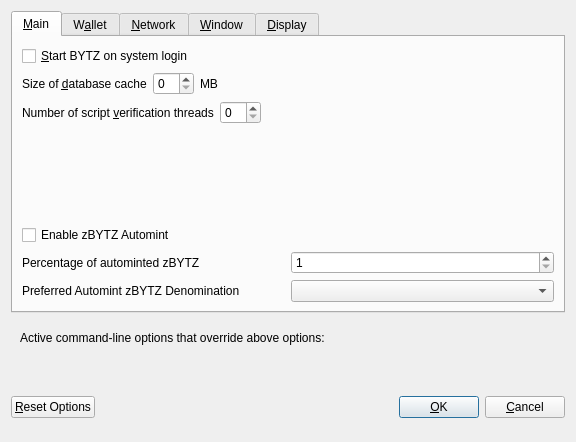
Above: src/qt/forms/optionsdialog.ui from bytzcurrency/BYTZ-v0.1 before the change. Below: the same form after it.
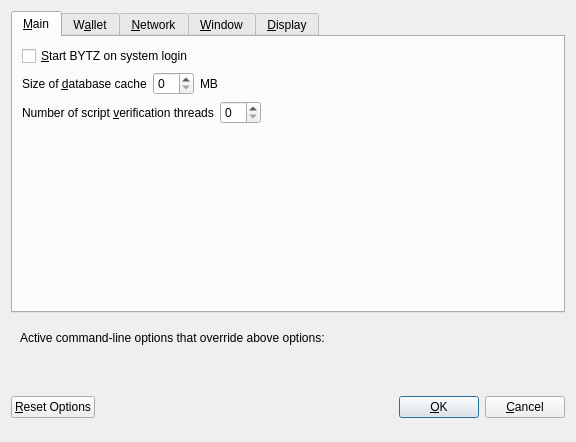
That is the form after the change. Custom widgets are drawn as their Qt base class.

Commit message: [QT] removed zBYTZ from front-end.

```diff
--- a/src/qt/forms/optionsdialog.ui
+++ b/src/qt/forms/optionsdialog.ui
@@ -131,82 +131,13 @@
         </spacer>
        </item>
        <item>
-        <widget class="QCheckBox" name="checkBoxZeromintEnable">
-         <property name="toolTip">
-          <string>Enable automatic minting of BYTZ units to zBYTZ</string>
-         </property>
-         <property name="layoutDirection">
-          <enum>Qt::LeftToRight</enum>
-         </property>
-         <property name="text">
-          <string>Enable zBYTZ Automint</string>
-         </property>
-        </widget>
+        <layout class="QHBoxLayout" name="horizontalLayout_3"/>
        </item>
        <item>
-        <layout class="QHBoxLayout" name="horizontalLayout_3">
-         <item>
-          <widget class="QLabel" name="percentage_label">
-           <property name="toolTip">
-            <string>Percentage of incoming BYTZ which get automatically converted to zBYTZ via Zerocoin Protocol (min: 10%)</string>
-           </property>
-           <property name="text">
-            <string>Percentage of autominted zBYTZ</string>
-           </property>
-          </widget>
-         </item>
-         <item>
-          <widget class="QSpinBox" name="zeromintPercentage">
-           <property name="minimum">
-            <number>1</number>
-           </property>
-           <property name="maximum">
-            <number>100</number>
-           </property>
-          </widget>
-         </item>
-        </layout>
-       </item>
-       <item>
-        <layout class="QHBoxLayout" name="horizontalLayout" stretch="0,0">
+        <layout class="QHBoxLayout" name="horizontalLayout" stretch="">
          <property name="sizeConstraint">
           <enum>QLayout::SetFixedSize</enum>
          </property>
-         <item>
-          <widget class="QLabel" name="labelPreferredDenom">
-           <property name="maximumSize">
-            <size>
-             <width>16777215</width>
-             <height>16777215</height>
-            </size>
-           </property>
-           <property name="toolTip">
-            <string>Wait with automatic conversion to Zerocoin until enough BYTZ for this denomination is available</string>
-           </property>
-           <property name="text">
-            <string>Preferred Automint zBYTZ Denomination</string>
-           </property>
-          </widget>
-         </item>
-         <item>
-          <widget class="QComboBox" name="preferredDenom">
-           <property name="maximumSize">
-            <size>
-             <width>16777215</width>
-             <height>27</height>
-            </size>
-           </property>
-           <property name="toolTip">
-            <string>Wait with automatic conversion to Zerocoin until enough BYTZ for this denomination is available</string>
-           </property>
-           <property name="maxVisibleItems">
-            <number>9</number>
-           </property>
-           <property name="maxCount">
-            <number>9</number>
-           </property>
-          </widget>
-         </item>
         </layout>
        </item>
       </layout>
```
The commit also changes 6 other files.
